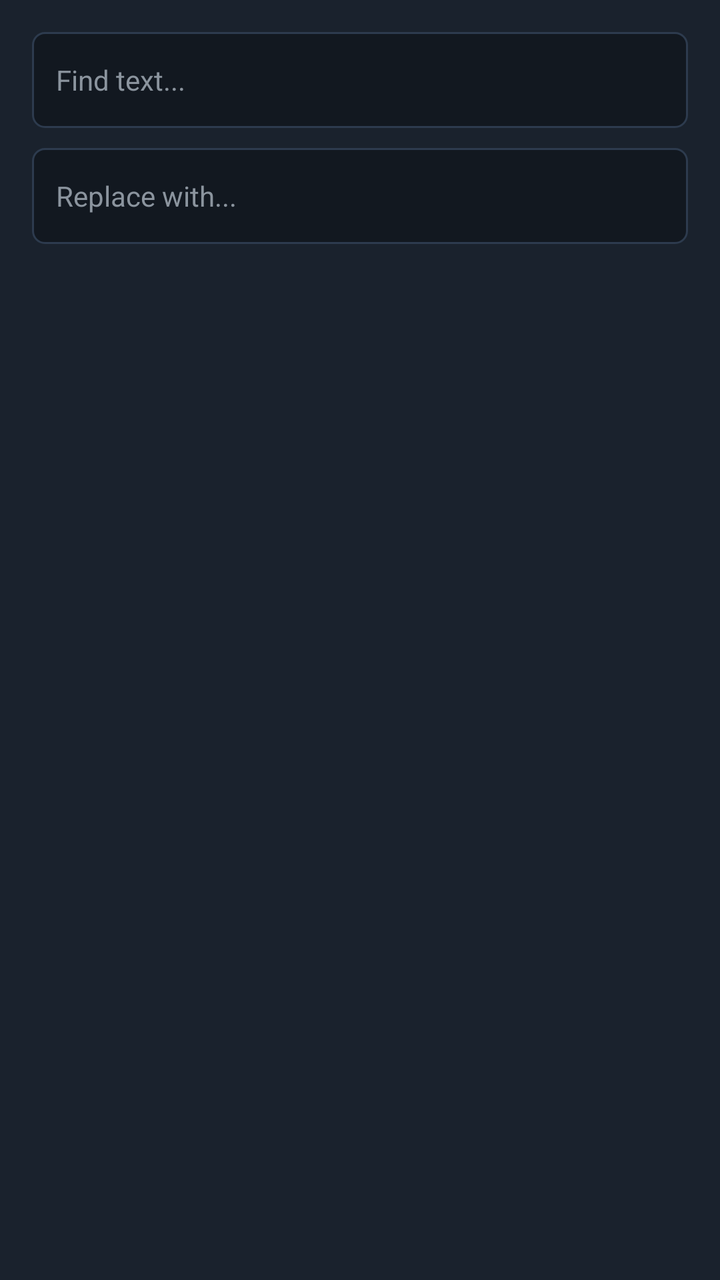
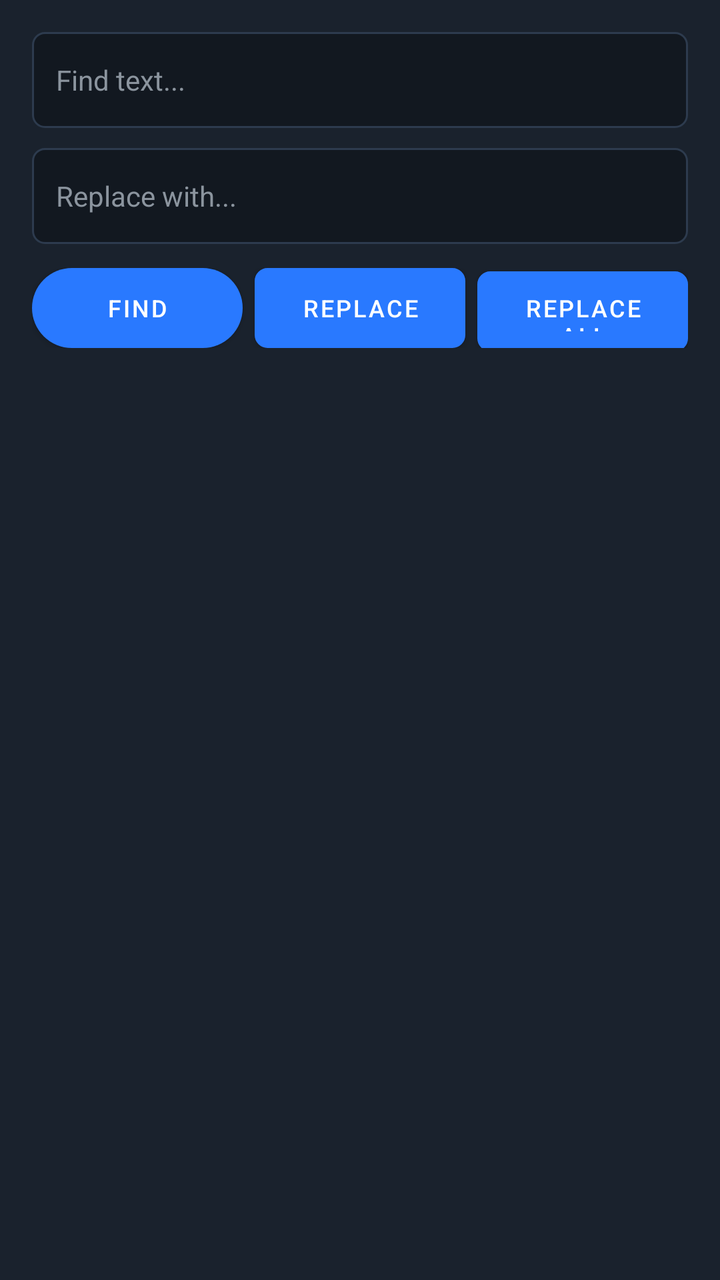

Two renders of the same Android screen: before a commit and after it. Below are the layout's source before the change and the commit's diff.
<!-- AndroidManifest.xml: application theme Theme.BuildStudio.CyberDark -->
<!-- res/layout/dialog_search_replace.xml -->
<?xml version="1.0" encoding="utf-8"?>
<LinearLayout xmlns:android="http://schemas.android.com/apk/res/android"
    android:layout_width="match_parent"
    android:layout_height="wrap_content"
    android:background="@color/surface_card"
    android:orientation="vertical"
    android:padding="16dp">

    <EditText
        android:id="@+id/et_find"
        android:layout_width="match_parent"
        android:layout_height="48dp"
        android:layout_marginBottom="10dp"
        android:background="@drawable/btn_symbol_chip"
        android:hint="Find text..."
        android:paddingStart="12dp"
        android:paddingEnd="12dp"
        android:singleLine="true"
        android:textColor="@color/text_primary"
        android:textColorHint="@color/text_secondary"
        android:textSize="14sp" />

    <EditText
        android:id="@+id/et_replace"
        android:layout_width="match_parent"
        android:layout_height="48dp"
        android:background="@drawable/btn_symbol_chip"
        android:hint="Replace with..."
        android:paddingStart="12dp"
        android:paddingEnd="12dp"
        android:singleLine="true"
        android:textColor="@color/text_primary"
        android:textColorHint="@color/text_secondary"
        android:textSize="14sp" />
</LinearLayout>
<!-- resources referenced by this layout -->
<resources>
  <color name="surface_card">#1A222D</color>
  <color name="text_primary">#FFFFFF</color>
  <color name="text_secondary">#8B949E</color>
  <!-- drawable btn_symbol_chip (drawable) -->
  <?xml version="1.0" encoding="utf-8"?>
  <ripple xmlns:android="http://schemas.android.com/apk/res/android"
      android:color="@color/bg_slate_200">
      <item>
          <shape android:shape="rectangle">
              <solid android:color="@color/bg_slate_100" />
              <corners android:radius="6dp" />
              <stroke
                  android:width="1dp"
                  android:color="@color/bg_slate_200" />
          </shape>
      </item>
  </ripple>
  <style name="Theme.BuildStudio.CyberDark" parent="Theme.MaterialComponents.DayNight.NoActionBar">
          <item name="colorPrimary">@color/primary_accent</item>
          <item name="colorPrimaryDark">@color/dark_canvas</item>
          <item name="colorAccent">@color/primary_accent</item>
          <item name="android:windowBackground">@color/dark_background</item>
          <item name="android:statusBarColor">@color/dark_canvas</item>
          <item name="android:navigationBarColor">@color/dark_background</item>
          <item name="colorSurface">@color/surface_card</item>
          <item name="colorOnSurface">@color/text_primary</item>
          <item name="android:textColorPrimary">@color/text_primary</item>
          <item name="android:textColorSecondary">@color/text_secondary</item>
      </style>
  <color name="bg_slate_200">#2D3B4E</color>
  <color name="bg_slate_100">#121820</color>
  <color name="primary_accent">#2979FF</color>
  <color name="dark_canvas">#121820</color>
  <color name="dark_background">#0D1117</color>
</resources>

<!-- the commit's change to res/layout/dialog_search_replace.xml (unified diff, before → after) -->
@@ -32,4 +32,43 @@
         android:textColor="@color/text_primary"
         android:textColorHint="@color/text_secondary"
         android:textSize="14sp" />
+
+    <LinearLayout
+        android:layout_width="match_parent"
+        android:layout_height="wrap_content"
+        android:layout_marginTop="12dp"
+        android:orientation="horizontal">
+
+        <Button
+            android:id="@+id/btn_find_next"
+            android:layout_width="0dp"
+            android:layout_height="40dp"
+            android:layout_weight="1"
+            android:layout_marginEnd="6dp"
+            android:background="@drawable/btn_primary"
+            android:text="Find"
+            android:textColor="#FFFFFF"
+            android:textSize="12sp" />
+
+        <Button
+            android:id="@+id/btn_replace"
+            android:layout_width="0dp"
+            android:layout_height="40dp"
+            android:layout_weight="1"
+            android:layout_marginEnd="6dp"
+            android:background="@drawable/btn_symbol_chip"
+            android:text="Replace"
+            android:textColor="@color/text_primary"
+            android:textSize="12sp" />
+
+        <Button
+            android:id="@+id/btn_replace_all"
+            android:layout_width="0dp"
+            android:layout_height="40dp"
+            android:layout_weight="1"
+            android:background="@drawable/btn_symbol_chip"
+            android:text="Replace All"
+            android:textColor="@color/text_primary"
+            android:textSize="12sp" />
+    </LinearLayout>
 </LinearLayout>
<!-- resource entries referenced after the edit -->
@@ -3,6 +3,13 @@
   <color name="surface_card">#1A222D</color>
   <color name="text_primary">#FFFFFF</color>
   <color name="text_secondary">#8B949E</color>
+  <!-- drawable btn_primary (drawable) -->
+  <?xml version="1.0" encoding="utf-8"?>
+  <shape xmlns:android="http://schemas.android.com/apk/res/android"
+      android:shape="rectangle">
+      <solid android:color="#4F46E5" />
+      <corners android:radius="24dp" />
+  </shape>
   <!-- drawable btn_symbol_chip (drawable) -->
   <?xml version="1.0" encoding="utf-8"?>
   <ripple xmlns:android="http://schemas.android.com/apk/res/android"
